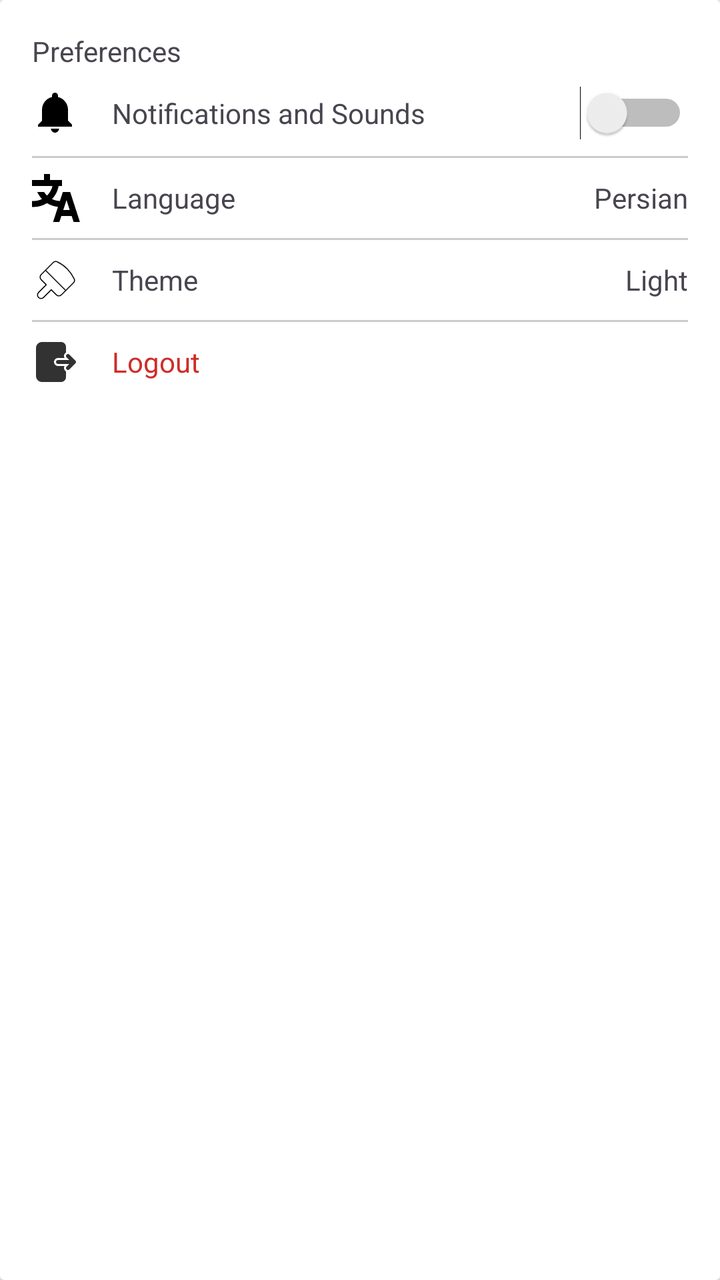
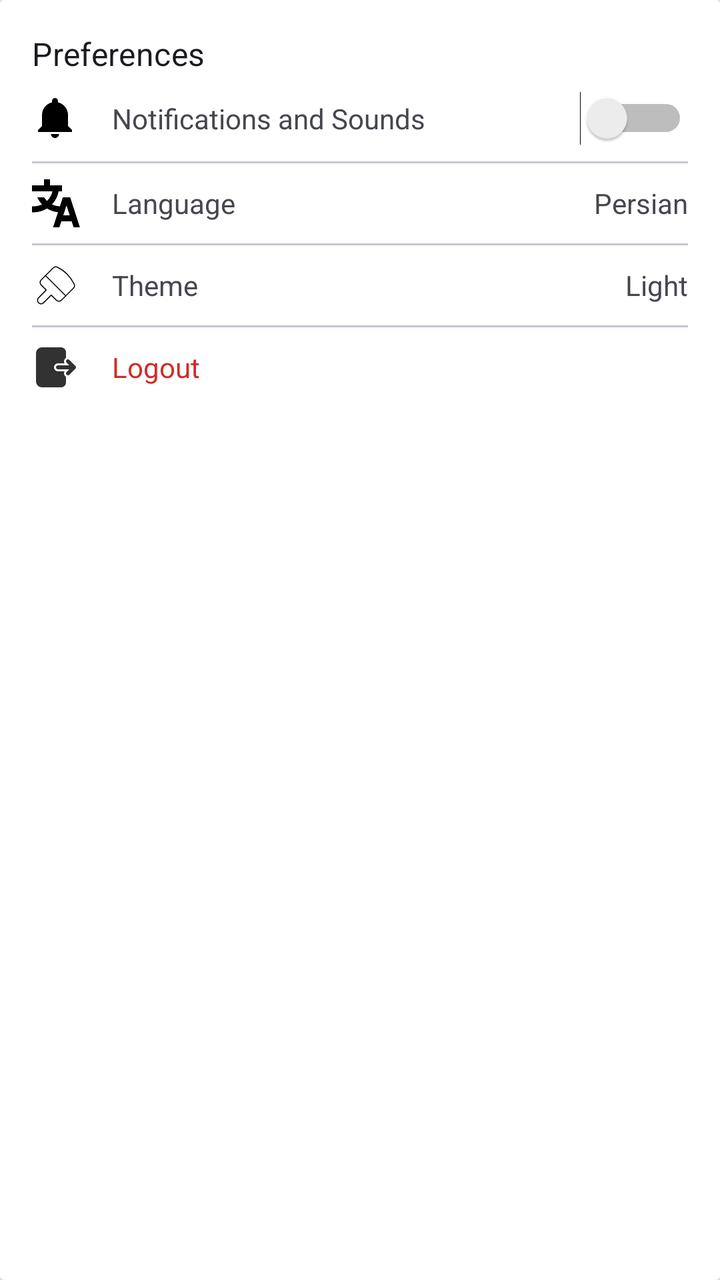

Before-and-after screenshots of an Android layout around one commit, followed by the original layout XML and the change that was made.
<!-- AndroidManifest.xml: application theme Theme.Iotequipment -->
<!-- res/layout/item_preferences.xml -->
<?xml version="1.0" encoding="utf-8"?>
<androidx.cardview.widget.CardView
    xmlns:android="http://schemas.android.com/apk/res/android"
    xmlns:tools="http://schemas.android.com/tools"
    android:layout_width="match_parent"
    android:layout_height="wrap_content"
    android:elevation="4dp"
    android:radius="12dp">


    <LinearLayout
        android:layout_width="match_parent"
        android:layout_height="wrap_content"
        android:orientation="vertical"
        android:padding="16dp">

        <TextView
            android:layout_width="match_parent"
            android:layout_height="wrap_content"
            android:text="@string/settings_preferences"
            android:layout_gravity="start" />

        
        <LinearLayout
            android:layout_width="match_parent"
            android:layout_height="wrap_content"
            android:gravity="center_vertical"
            android:paddingVertical="8dp">

            <ImageView
                android:layout_width="24dp"
                android:layout_height="24dp"
                android:src="@drawable/ic_notifications" />

            <TextView
                android:layout_width="0dp"
                android:layout_height="wrap_content"
                android:layout_marginStart="16dp"
                android:layout_weight="1"
                android:text="@string/settings_notifications"
                android:gravity="start"
                android:textDirection="locale" />

            <Switch
                android:id="@+id/switchNotifications"
                android:layout_width="wrap_content"
                android:layout_height="wrap_content"
                tools:ignore="UseSwitchCompatOrMaterialXml" />
        </LinearLayout>

        <View
            android:layout_width="match_parent"
            android:layout_height="1dp"
            android:background="#CCC" />

        
        <LinearLayout
            android:id="@+id/languageLayout"
            android:layout_width="match_parent"
            android:layout_height="wrap_content"
            android:orientation="horizontal"
            android:gravity="center_vertical"
            android:paddingVertical="8dp"
            android:clickable="true"
            android:focusable="true"
            android:background="?attr/selectableItemBackground"
            >

            <ImageView
                android:layout_width="24dp"
                android:layout_height="24dp"
                android:src="@drawable/ic_language" />

            <TextView
                android:layout_width="0dp"
                android:layout_height="wrap_content"
                android:layout_marginStart="16dp"
                android:layout_weight="1"
                android:text="@string/settings_language_btn"
                android:gravity="start"
                android:textDirection="locale" />

            <TextView
                android:id="@+id/currentLanguageText"
                android:layout_width="wrap_content"
                android:layout_height="wrap_content"
                android:text="@string/settings_language_fa" />
        </LinearLayout>

        <View
            android:layout_width="match_parent"
            android:layout_height="1dp"
            android:background="#CCC" />

        
        <LinearLayout
            android:id="@+id/themeLayout"
            android:layout_width="match_parent"
            android:layout_height="wrap_content"
            android:orientation="horizontal"
            android:gravity="center_vertical"
            android:paddingVertical="8dp"
            android:clickable="true"
            android:focusable="true"
            android:background="?attr/selectableItemBackground">

            <ImageView
                android:layout_width="24dp"
                android:layout_height="24dp"
                android:src="@drawable/ic_theme" />

            <TextView
                android:layout_width="0dp"
                android:layout_height="wrap_content"
                android:layout_marginStart="16dp"
                android:layout_weight="1"
                android:text="@string/settings_theme_btn"
                android:gravity="start"
                android:textDirection="locale" />

            <TextView
                android:id="@+id/currentThemeText"
                android:layout_width="wrap_content"
                android:layout_height="wrap_content"
                android:text="@string/settings_theme_light" />
        </LinearLayout>

        <View
            android:layout_width="match_parent"
            android:layout_height="1dp"
            android:background="#CCC" />

        
        <LinearLayout
            android:id="@+id/logoutLayout"
            android:layout_width="match_parent"
            android:layout_height="wrap_content"
            android:orientation="horizontal"
            android:gravity="center_vertical"
            android:paddingVertical="8dp"
            android:clickable="true"
            android:focusable="true"
            android:background="?attr/selectableItemBackground">

            <ImageView
                android:layout_width="24dp"
                android:layout_height="24dp"
                android:src="@drawable/ic_logout" />

            <TextView
                android:layout_width="0dp"
                android:layout_height="wrap_content"
                android:layout_marginStart="16dp"
                android:layout_weight="1"
                android:text="@string/auth_logout"
                android:textColor="@color/md_theme_errorContainer_mediumContrast"
                android:gravity="start"
                android:textDirection="locale" />
        </LinearLayout>

    </LinearLayout>
</androidx.cardview.widget.CardView>
<!-- resources referenced by this layout -->
<resources>
  <color name="md_theme_errorContainer_mediumContrast">#CF2C27</color>
  <!-- drawable ic_language (drawable) -->
  <vector xmlns:android="http://schemas.android.com/apk/res/android"
      android:width="64dp"
      android:height="64dp"
      android:viewportWidth="16"
      android:viewportHeight="16">
    <path
        android:pathData="M4,0H6V2H10V4H8.868C8.571,5.67 7.786,7.171 6.666,8.351C7.466,8.739 8.357,8.968 9.299,8.997L10.274,6H12.726L15.976,16H13.873L13.224,14H9.776L9.126,16H7.023L8.662,10.959C7.326,10.828 6.082,10.389 5,9.712C3.695,10.528 2.153,11 0.5,11H0V9H0.5C1.516,9 2.478,8.767 3.334,8.351C2.684,7.666 2.146,6.872 1.752,6H4.022C4.3,6.435 4.629,6.834 5,7.19C5.887,6.339 6.534,5.238 6.826,4H0V2H4V0ZM12.573,12L11.5,8.697L10.427,12H12.573Z"
        android:fillColor="#000000"
        android:fillType="evenOdd"/>
  </vector>
  <!-- drawable ic_notifications (drawable) -->
  <vector xmlns:android="http://schemas.android.com/apk/res/android"
      android:width="64dp"
      android:height="64dp"
      android:viewportWidth="24"
      android:viewportHeight="24">
    <path
        android:pathData="M11.5,22c1.1,0 2,-0.9 2,-2h-4c0,1.1 0.9,2 2,2zM18,16v-5.5c0,-3.07 -2.13,-5.64 -5,-6.32L13,3.5c0,-0.83 -0.67,-1.5 -1.5,-1.5S10,2.67 10,3.5v0.68c-2.87,0.68 -5,3.25 -5,6.32L5,16l-2,2v1h17v-1l-2,-2z"
        android:fillColor="#000000"/>
  </vector>
  <!-- drawable ic_theme (drawable) -->
  <vector xmlns:android="http://schemas.android.com/apk/res/android"
      android:width="800dp"
      android:height="800dp"
      android:viewportWidth="48"
      android:viewportHeight="48">
    <path
        android:strokeWidth="1"
        android:pathData="m41.4,26.829c1.093,-1.093 1.373,-2.752 0.699,-4.142 -1.356,-2.794 -3.577,-6.44 -6.936,-9.857 -3.563,-3.625 -7.156,-5.721 -9.932,-7.004 -1.366,-0.632 -2.98,-0.321 -4.045,0.743l-12.015,12.015c-1.414,1.414 -1.414,3.705 0,5.119l5.047,5.047 -7.545,7.545c-1.36,1.36 -1.561,3.598 -0.273,5.027 1.373,1.524 3.723,1.57 5.155,0.138l7.687,-7.687 5.047,5.047c1.414,1.414 3.705,1.414 5.119,0l11.991,-11.991Z"
        android:strokeLineJoin="round"
        android:fillColor="#00000000"
        android:strokeColor="#000000"
        android:strokeLineCap="round"/>
    <path
        android:strokeWidth="1"
        android:pathData="M13.49,14.265L33.727,34.502"
        android:strokeLineJoin="round"
        android:fillColor="#00000000"
        android:strokeColor="#000000"
        android:strokeLineCap="round"/>
  </vector>
  <string name="auth_logout">Logout</string>
  <string name="settings_language_btn">Language</string>
  <string name="settings_language_fa">Persian</string>
  <string name="settings_notifications">Notifications and Sounds</string>
  <string name="settings_preferences">Preferences</string>
  <string name="settings_theme_btn">Theme</string>
  <string name="settings_theme_light">Light</string>
  <style name="Theme.Iotequipment" parent="Base.Theme.Iotequipment" />
  <style name="Base.Theme.Iotequipment" parent="Theme.Material3.DayNight.NoActionBar">
          <item name="fontFamily">@font/iran_yekan_regular</item>
          
          
          <item name="colorPrimary">@color/md_theme_primary</item>
          <item name="android:colorBackground">@color/md_theme_background</item>
  
      </style>
  <color name="md_theme_primary">#0055EF</color>
  <color name="md_theme_background">#FAF8FF</color>
  <!-- unchanged entries left out for length: 1 -->
</resources>

<!-- the commit's change to res/layout/item_preferences.xml (unified diff, before → after) -->
@@ -4,7 +4,7 @@
     xmlns:tools="http://schemas.android.com/tools"
     android:layout_width="match_parent"
     android:layout_height="wrap_content"
-    android:elevation="4dp"
+    android:elevation="2dp"
     android:radius="12dp">
 
 
@@ -18,6 +18,9 @@
             android:layout_width="match_parent"
             android:layout_height="wrap_content"
             android:text="@string/settings_preferences"
+            android:textColor="@color/md_theme_onSurface"
+            android:textAppearance="?attr/textAppearanceTitleMedium"
+            android:textDirection="locale"
             android:layout_gravity="start" />
 
         
@@ -51,8 +54,7 @@
         <View
             android:layout_width="match_parent"
             android:layout_height="1dp"
-            android:background="#CCC" />
-
+            android:background="@color/md_theme_outlineVariant"/>
         
         <LinearLayout
             android:id="@+id/languageLayout"
@@ -90,7 +92,7 @@
         <View
             android:layout_width="match_parent"
             android:layout_height="1dp"
-            android:background="#CCC" />
+            android:background="@color/md_theme_outlineVariant"/>
 
         
         <LinearLayout
@@ -128,7 +130,7 @@
         <View
             android:layout_width="match_parent"
             android:layout_height="1dp"
-            android:background="#CCC" />
+            android:background="@color/md_theme_outlineVariant"/>
 
         
         <LinearLayout
<!-- resource entries referenced after the edit -->
@@ -1,6 +1,8 @@
 <!-- resources referenced by this layout -->
 <resources>
   <color name="md_theme_errorContainer_mediumContrast">#CF2C27</color>
+  <color name="md_theme_onSurface">#1A1B21</color>
+  <color name="md_theme_outlineVariant">#C6C6D0</color>
   <!-- drawable ic_language (drawable) -->
   <vector xmlns:android="http://schemas.android.com/apk/res/android"
       android:width="64dp"
